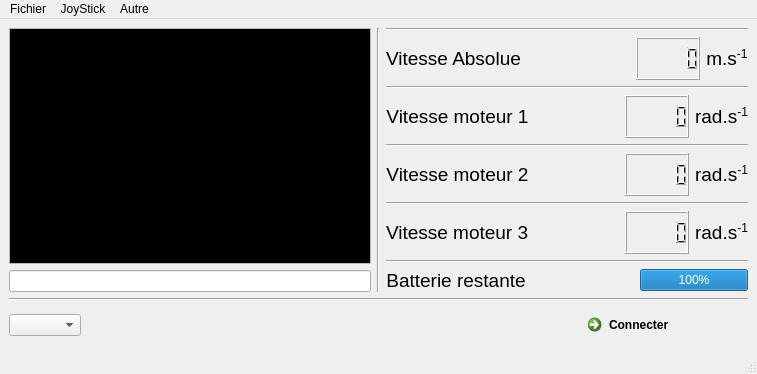
Before: the Qt Designer form mainwindow.ui in xdbob/Sphero, drawn with Qt 5.
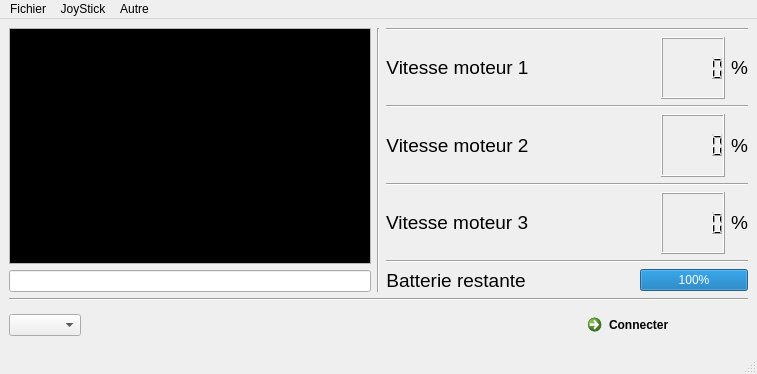
After: the same form once the commit is applied. Icons and pictures are not drawn.

```diff
--- a/mainwindow.ui
+++ b/mainwindow.ui
@@ -58,55 +58,6 @@
           </property>
          </widget>
         </item>
-        <item>
-         <layout class="QHBoxLayout" name="horizontalLayout_4">
-          <item>
-           <widget class="QLabel" name="label_2">
-            <property name="text">
-             <string>&lt;!DOCTYPE HTML PUBLIC &quot;-//W3C//DTD HTML 4.0//EN&quot; &quot;http://www.w3.org/TR/REC-html40/strict.dtd&quot;&gt;
-&lt;html&gt;&lt;head&gt;&lt;meta name=&quot;qrichtext&quot; content=&quot;1&quot; /&gt;&lt;style type=&quot;text/css&quot;&gt;
-p, li { white-space: pre-wrap; }
-&lt;/style&gt;&lt;/head&gt;&lt;body style=&quot; font-family:'MS Shell Dlg 2'; font-size:8.25pt; font-weight:400; font-style:normal;&quot;&gt;
-&lt;p align=&quot;center&quot; style=&quot; margin-top:0px; margin-bottom:0px; margin-left:0px; margin-right:0px; -qt-block-indent:0; text-indent:0px;&quot;&gt;&lt;span style=&quot; font-size:14pt;&quot;&gt;Vitesse Absolue&lt;/span&gt;&lt;/p&gt;&lt;/body&gt;&lt;/html&gt;</string>
-            </property>
-           </widget>
-          </item>
-          <item>
-           <spacer name="horizontalSpacer">
-            <property name="orientation">
-             <enum>Qt::Horizontal</enum>
-            </property>
-            <property name="sizeHint" stdset="0">
-             <size>
-              <width>40</width>
-              <height>20</height>
-             </size>
-            </property>
-           </spacer>
-          </item>
-          <item>
-           <widget class="QLCDNumber" name="Vitesse"/>
-          </item>
-          <item>
-           <widget class="QLabel" name="label_3">
-            <property name="text">
-             <string>&lt;!DOCTYPE HTML PUBLIC &quot;-//W3C//DTD HTML 4.0//EN&quot; &quot;http://www.w3.org/TR/REC-html40/strict.dtd&quot;&gt;
-&lt;html&gt;&lt;head&gt;&lt;meta name=&quot;qrichtext&quot; content=&quot;1&quot; /&gt;&lt;style type=&quot;text/css&quot;&gt;
-p, li { white-space: pre-wrap; }
-&lt;/style&gt;&lt;/head&gt;&lt;body style=&quot; font-family:'MS Shell Dlg 2'; font-size:8.25pt; font-weight:400; font-style:normal;&quot;&gt;
-&lt;p align=&quot;center&quot; style=&quot; margin-top:0px; margin-bottom:0px; margin-left:0px; margin-right:0px; -qt-block-indent:0; text-indent:0px;&quot;&gt;&lt;span style=&quot; font-size:14pt;&quot;&gt;m.s&lt;/span&gt;&lt;span style=&quot; font-size:14pt; vertical-align:super;&quot;&gt;-1&lt;/span&gt;&lt;/p&gt;&lt;/body&gt;&lt;/html&gt;</string>
-            </property>
-           </widget>
-          </item>
-         </layout>
-        </item>
-        <item>
-         <widget class="Line" name="line_2">
-          <property name="orientation">
-           <enum>Qt::Horizontal</enum>
-          </property>
-         </widget>
-        </item>
         <item>
          <layout class="QHBoxLayout" name="horizontalLayout_5">
           <item>
@@ -143,7 +94,7 @@
 &lt;html&gt;&lt;head&gt;&lt;meta name=&quot;qrichtext&quot; content=&quot;1&quot; /&gt;&lt;style type=&quot;text/css&quot;&gt;
 p, li { white-space: pre-wrap; }
 &lt;/style&gt;&lt;/head&gt;&lt;body style=&quot; font-family:'MS Shell Dlg 2'; font-size:8.25pt; font-weight:400; font-style:normal;&quot;&gt;
-&lt;p align=&quot;center&quot; style=&quot; margin-top:0px; margin-bottom:0px; margin-left:0px; margin-right:0px; -qt-block-indent:0; text-indent:0px;&quot;&gt;&lt;span style=&quot; font-size:14pt;&quot;&gt;rad.s&lt;/span&gt;&lt;span style=&quot; font-size:14pt; vertical-align:super;&quot;&gt;-1&lt;/span&gt;&lt;/p&gt;&lt;/body&gt;&lt;/html&gt;</string>
+&lt;p align=&quot;center&quot; style=&quot; margin-top:0px; margin-bottom:0px; margin-left:0px; margin-right:0px; -qt-block-indent:0; text-indent:0px;&quot;&gt;&lt;span style=&quot; font-size:14pt;&quot;&gt;%&lt;/span&gt;&lt;/p&gt;&lt;/body&gt;&lt;/html&gt;</string>
             </property>
            </widget>
           </item>
@@ -192,7 +143,7 @@
 &lt;html&gt;&lt;head&gt;&lt;meta name=&quot;qrichtext&quot; content=&quot;1&quot; /&gt;&lt;style type=&quot;text/css&quot;&gt;
 p, li { white-space: pre-wrap; }
 &lt;/style&gt;&lt;/head&gt;&lt;body style=&quot; font-family:'MS Shell Dlg 2'; font-size:8.25pt; font-weight:400; font-style:normal;&quot;&gt;
-&lt;p align=&quot;center&quot; style=&quot; margin-top:0px; margin-bottom:0px; margin-left:0px; margin-right:0px; -qt-block-indent:0; text-indent:0px;&quot;&gt;&lt;span style=&quot; font-size:14pt;&quot;&gt;rad.s&lt;/span&gt;&lt;span style=&quot; font-size:14pt; vertical-align:super;&quot;&gt;-1&lt;/span&gt;&lt;/p&gt;&lt;/body&gt;&lt;/html&gt;</string>
+&lt;p align=&quot;center&quot; style=&quot; margin-top:0px; margin-bottom:0px; margin-left:0px; margin-right:0px; -qt-block-indent:0; text-indent:0px;&quot;&gt;&lt;span style=&quot; font-size:14pt;&quot;&gt;%&lt;/span&gt;&lt;/p&gt;&lt;/body&gt;&lt;/html&gt;</string>
             </property>
            </widget>
           </item>
@@ -241,7 +192,7 @@
 &lt;html&gt;&lt;head&gt;&lt;meta name=&quot;qrichtext&quot; content=&quot;1&quot; /&gt;&lt;style type=&quot;text/css&quot;&gt;
 p, li { white-space: pre-wrap; }
 &lt;/style&gt;&lt;/head&gt;&lt;body style=&quot; font-family:'MS Shell Dlg 2'; font-size:8.25pt; font-weight:400; font-style:normal;&quot;&gt;
-&lt;p align=&quot;center&quot; style=&quot; margin-top:0px; margin-bottom:0px; margin-left:0px; margin-right:0px; -qt-block-indent:0; text-indent:0px;&quot;&gt;&lt;span style=&quot; font-size:14pt;&quot;&gt;rad.s&lt;/span&gt;&lt;span style=&quot; font-size:14pt; vertical-align:super;&quot;&gt;-1&lt;/span&gt;&lt;/p&gt;&lt;/body&gt;&lt;/html&gt;</string>
+&lt;p align=&quot;center&quot; style=&quot; margin-top:0px; margin-bottom:0px; margin-left:0px; margin-right:0px; -qt-block-indent:0; text-indent:0px;&quot;&gt;&lt;span style=&quot; font-size:14pt;&quot;&gt;%&lt;/span&gt;&lt;/p&gt;&lt;/body&gt;&lt;/html&gt;</string>
             </property>
            </widget>
           </item>
```
